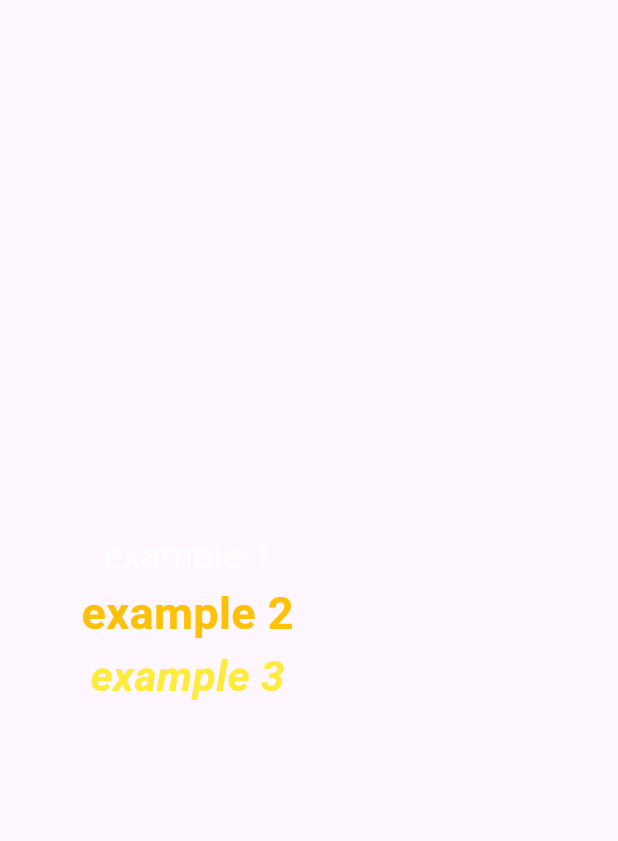
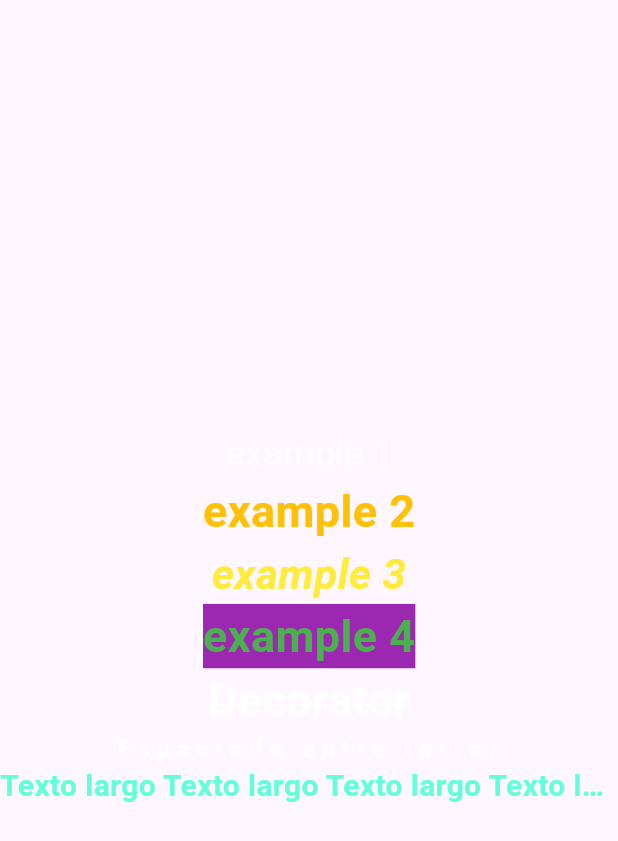
Before and after one commit to KilFex/Mi-primera-app-_-flutter, a Flutter app: the TextExample widget shown alone on an empty page, opened directly, on a phone screen of 412 x 824 dp. Shown: the top 841 px of the screen. Run offline on Flutter 3.47's test engine with Material 3 defaults, Android fonts, the phone set to English and light mode, and no system bars.

```diff
--- a/lib/components/text.dart
+++ b/lib/components/text.dart
@@ -6,22 +6,67 @@ class TextExample extends StatelessWidget {
   @override
   Widget build(BuildContext context) {
     return SizedBox(
-      width: 250,
+      width: 700,
       child: const Column(
         children: [
           Spacer(),
-          Text("example 1", style: TextStyle(fontSize: 24, color: Colors.white70)),
+          Text(
+            "example 1",
+            style: TextStyle(fontSize: 24, color: Colors.white70),
+          ),
           Text(
             "example 2",
-            style: TextStyle(fontWeight: FontWeight.bold, fontSize: 30, color: Colors.amber),
+            style: TextStyle(
+              fontWeight: FontWeight.bold,
+              fontSize: 30,
+              color: Colors.amber,
+            ),
           ),
           Text(
             "example 3",
             style: TextStyle(
               fontStyle: FontStyle.italic,
               fontWeight: FontWeight.bold,
-              fontSize: 28,color: Colors.yellow
+              fontSize: 28,
+              color: Colors.yellow,
             ),
+          ),
+          Text(
+            "example 4",
+            style: TextStyle(
+              fontSize: 30,
+              color: Colors.green,
+              backgroundColor: Colors.purple,
+              fontWeight: FontWeight.bold,
+            ),
+          ),
+          Text(
+            "Decorator",
+            style: TextStyle(
+              decoration: TextDecoration.lineThrough,
+              decorationColor: Colors.white,
+              color: Colors.white,
+              fontWeight: FontWeight.bold,
+              fontSize: 30,
+            ),
+          ),
+          Text(
+            "Espaciado entre letras",
+            style: TextStyle(
+              letterSpacing: 5,
+              color: Colors.white,
+              fontWeight: FontWeight.bold,
+              fontSize: 15,
+            ),
+          ),
+          Text(
+            "Texto largo Texto largo Texto largo Texto largo Texto largo Texto largo Texto largo Texto largo",
+            style: TextStyle(
+              color: Colors.tealAccent,
+              fontSize: 20,
+              fontWeight: FontWeight.bold,
+            ), maxLines: 1,
+            overflow: TextOverflow.ellipsis,
           ),
           Spacer(),
         ],
```
Also changed, not shown: lib/components/textfield.dart (added, +52 -0 lines), lib/main.dart (+5 -4 lines).
